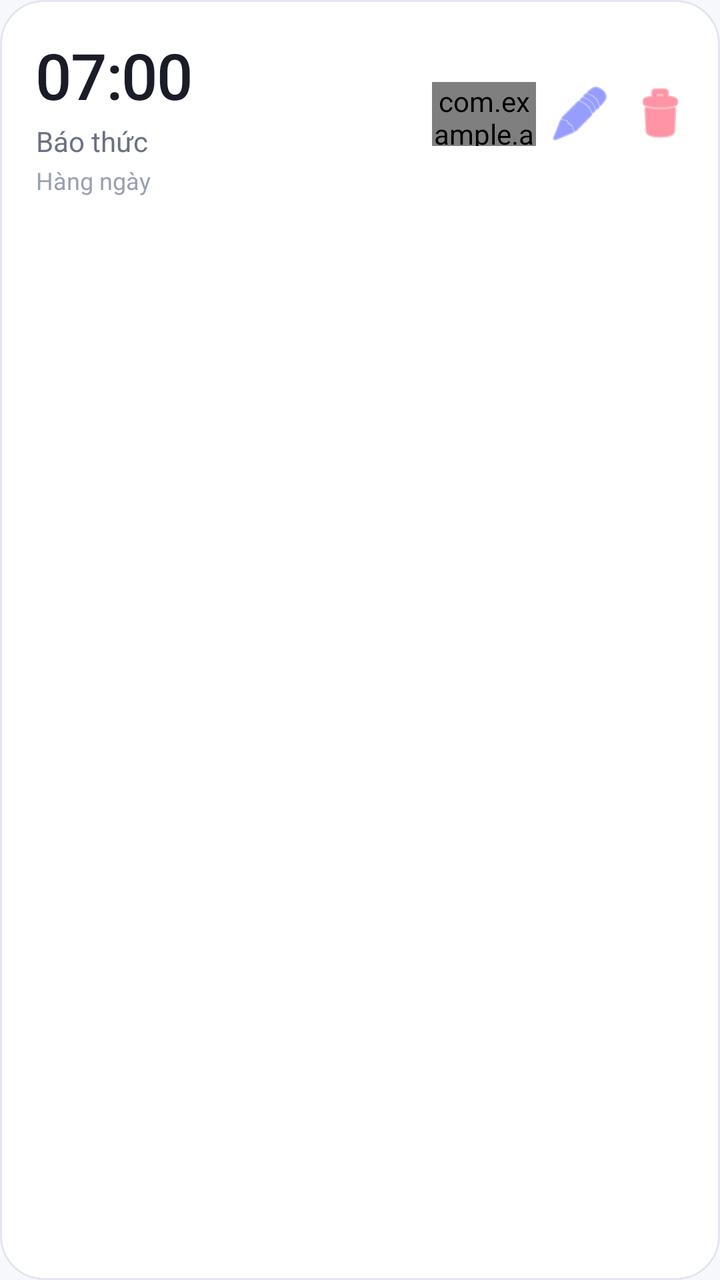
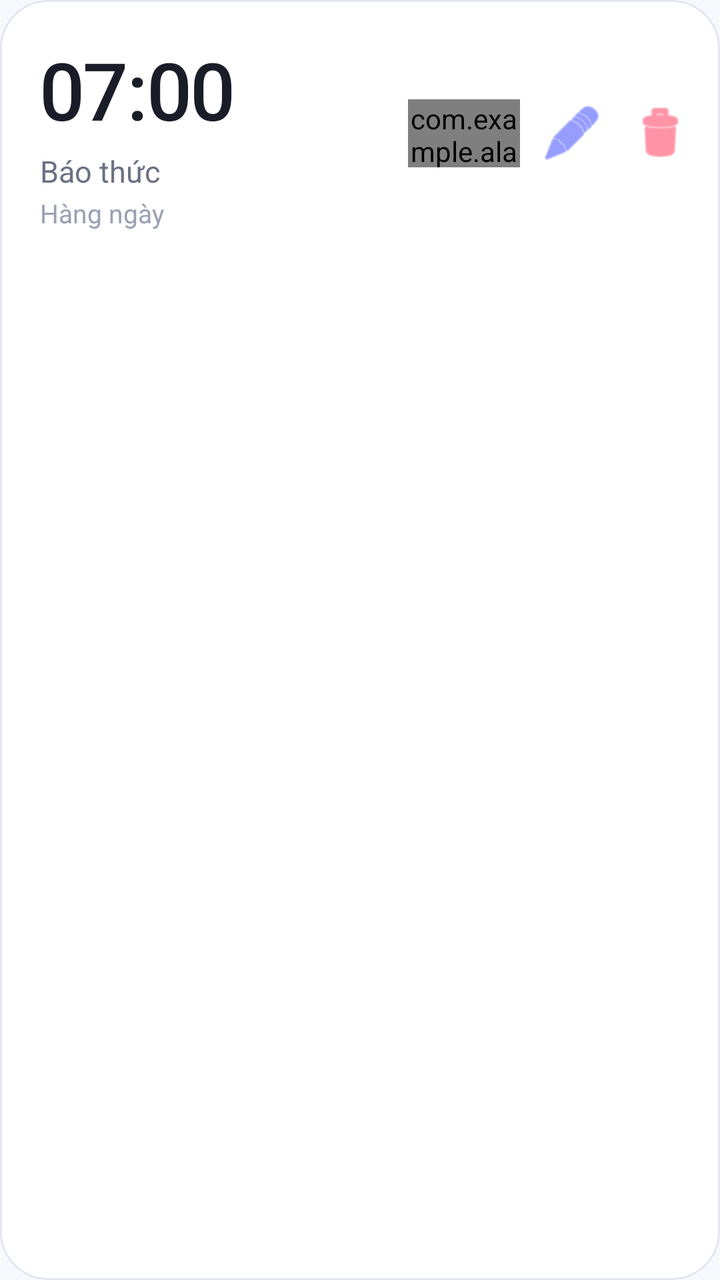

Two renders of the same Android screen: before a commit and after it. Below are the layout's source before the change and the commit's diff.
<!-- AndroidManifest.xml: application theme Theme.AlarmClock -->
<!-- res/layout/item_alarm.xml -->
<?xml version="1.0" encoding="utf-8"?>
<com.google.android.material.card.MaterialCardView
    xmlns:android="http://schemas.android.com/apk/res/android"
    xmlns:app="http://schemas.android.com/apk/res-auto"
    android:layout_width="match_parent"
    android:layout_height="wrap_content"
    android:layout_marginBottom="10dp"
    android:layout_marginHorizontal="2dp"
    app:cardElevation="0dp"
    app:cardCornerRadius="22dp"
    app:strokeWidth="1dp"
    app:strokeColor="@color/outline"
    app:cardBackgroundColor="@color/surface_card">

    <LinearLayout
        android:layout_width="match_parent"
        android:layout_height="wrap_content"
        android:orientation="horizontal"
        android:paddingStart="18dp"
        android:paddingEnd="10dp"
        android:paddingTop="16dp"
        android:paddingBottom="16dp"
        android:gravity="center_vertical">

        <LinearLayout
            android:layout_width="0dp"
            android:layout_height="wrap_content"
            android:layout_weight="1"
            android:orientation="vertical">

            <TextView
                android:id="@+id/tvTime"
                android:layout_width="wrap_content"
                android:layout_height="wrap_content"
                android:text="07:00"
                android:textSize="32sp"
                android:fontFamily="sans-serif-medium"
                android:letterSpacing="-0.02"
                android:textColor="@color/text_primary" />

            <TextView
                android:id="@+id/tvLabel"
                android:layout_width="wrap_content"
                android:layout_height="wrap_content"
                android:text="Báo thức"
                android:textSize="14sp"
                android:textColor="@color/text_secondary"
                android:layout_marginTop="2dp" />

            <TextView
                android:id="@+id/tvRepeat"
                android:layout_width="wrap_content"
                android:layout_height="wrap_content"
                android:text="Hàng ngày"
                android:textSize="12sp"
                android:textColor="@color/text_tertiary"
                android:layout_marginTop="2dp" />
        </LinearLayout>

        <com.example.alarmclock.LoadSwitchView
            android:id="@+id/switchEnabled"
            android:layout_width="52dp"
            android:layout_height="32dp"
            android:layout_marginEnd="2dp" />

        <ImageButton
            android:id="@+id/btnEdit"
            android:layout_width="40dp"
            android:layout_height="40dp"
            android:src="@android:drawable/ic_menu_edit"
            android:background="?attr/selectableItemBackgroundBorderless"
            android:contentDescription="Sửa"
            app:tint="@color/primary" />

        <ImageButton
            android:id="@+id/btnDelete"
            android:layout_width="40dp"
            android:layout_height="40dp"
            android:src="@android:drawable/ic_menu_delete"
            android:background="?attr/selectableItemBackgroundBorderless"
            android:contentDescription="Xóa"
            app:tint="@color/danger" />
    </LinearLayout>
</com.google.android.material.card.MaterialCardView>
<!-- resources referenced by this layout -->
<resources>
  <color name="danger">#FF4D6A</color>
  <color name="outline">#E2E5F0</color>
  <color name="primary">#4F5BFF</color>
  <color name="surface_card">#FFFFFF</color>
  <color name="text_primary">#1A1C28</color>
  <color name="text_secondary">#6B7085</color>
  <color name="text_tertiary">#9AA0B4</color>
  <style name="Theme.AlarmClock" parent="Theme.Material3.DayNight.NoActionBar">
          <item name="colorPrimary">@color/primary</item>
          <item name="colorPrimaryDark">@color/primary_dark</item>
          <item name="colorPrimaryContainer">@color/primary_container</item>
          <item name="colorOnPrimary">@color/on_primary</item>
          <item name="colorSecondary">@color/secondary</item>
          <item name="colorSecondaryContainer">@color/secondary_container</item>
          <item name="colorSurface">@color/surface</item>
          <item name="colorOnSurface">@color/text_primary</item>
          <item name="android:colorBackground">@color/surface</item>
          <item name="android:statusBarColor">@color/primary</item>
          <item name="android:navigationBarColor">@color/surface</item>
          <item name="android:windowLightNavigationBar">true</item>
          <item name="android:windowAnimationStyle">@style/WindowFadeThrough</item>
          <item name="materialCardViewStyle">@style/Card.Soft</item>
          <item name="materialButtonStyle">@style/Button.Soft</item>
      </style>
  <color name="primary_dark">#3A45D9</color>
  <color name="primary_container">#E8EAFF</color>
  <color name="on_primary">#FFFFFF</color>
  <color name="secondary">#7C5CFF</color>
  <color name="secondary_container">#F0EBFF</color>
  <color name="surface">#F7F8FC</color>
  <style name="WindowFadeThrough">
          <item name="android:activityOpenEnterAnimation">@anim/fade_through_enter</item>
          <item name="android:activityOpenExitAnimation">@anim/fade_through_exit</item>
          <item name="android:activityCloseEnterAnimation">@anim/fade_through_enter</item>
          <item name="android:activityCloseExitAnimation">@anim/fade_through_exit</item>
      </style>
  <style name="Card.Soft" parent="Widget.Material3.CardView.Elevated">
          <item name="cardCornerRadius">22dp</item>
          <item name="cardElevation">0dp</item>
          <item name="strokeWidth">1dp</item>
          <item name="strokeColor">@color/outline</item>
          <item name="cardBackgroundColor">@color/surface_card</item>
      </style>
  <style name="Button.Soft" parent="Widget.Material3.Button">
          <item name="cornerRadius">16dp</item>
          <item name="android:textAllCaps">false</item>
          <item name="backgroundTint">@color/primary</item>
      </style>
</resources>

<!-- the commit's change to res/layout/item_alarm.xml (unified diff, before → after) -->
@@ -4,10 +4,11 @@
     xmlns:app="http://schemas.android.com/apk/res-auto"
     android:layout_width="match_parent"
     android:layout_height="wrap_content"
-    android:layout_marginBottom="10dp"
-    android:layout_marginHorizontal="2dp"
+    android:layout_marginBottom="12dp"
+    android:layout_marginHorizontal="4dp"
+    android:minHeight="96dp"
     app:cardElevation="0dp"
-    app:cardCornerRadius="22dp"
+    app:cardCornerRadius="24dp"
     app:strokeWidth="1dp"
     app:strokeColor="@color/outline"
     app:cardBackgroundColor="@color/surface_card">
@@ -16,11 +17,12 @@
         android:layout_width="match_parent"
         android:layout_height="wrap_content"
         android:orientation="horizontal"
-        android:paddingStart="18dp"
-        android:paddingEnd="10dp"
-        android:paddingTop="16dp"
-        android:paddingBottom="16dp"
-        android:gravity="center_vertical">
+        android:paddingStart="20dp"
+        android:paddingEnd="8dp"
+        android:paddingTop="18dp"
+        android:paddingBottom="18dp"
+        android:gravity="center_vertical"
+        android:minHeight="96dp">
 
         <LinearLayout
             android:layout_width="0dp"
@@ -33,7 +35,7 @@
                 android:layout_width="wrap_content"
                 android:layout_height="wrap_content"
                 android:text="07:00"
-                android:textSize="32sp"
+                android:textSize="40sp"
                 android:fontFamily="sans-serif-medium"
                 android:letterSpacing="-0.02"
                 android:textColor="@color/text_primary" />
@@ -43,30 +45,30 @@
                 android:layout_width="wrap_content"
                 android:layout_height="wrap_content"
                 android:text="Báo thức"
-                android:textSize="14sp"
+                android:textSize="15sp"
                 android:textColor="@color/text_secondary"
-                android:layout_marginTop="2dp" />
+                android:layout_marginTop="4dp" />
 
             <TextView
                 android:id="@+id/tvRepeat"
                 android:layout_width="wrap_content"
                 android:layout_height="wrap_content"
                 android:text="Hàng ngày"
-                android:textSize="12sp"
+                android:textSize="13sp"
                 android:textColor="@color/text_tertiary"
                 android:layout_marginTop="2dp" />
         </LinearLayout>
 
         <com.example.alarmclock.LoadSwitchView
             android:id="@+id/switchEnabled"
-            android:layout_width="52dp"
-            android:layout_height="32dp"
-            android:layout_marginEnd="2dp" />
+            android:layout_width="56dp"
+            android:layout_height="34dp"
+            android:layout_marginEnd="4dp" />
 
         <ImageButton
             android:id="@+id/btnEdit"
-            android:layout_width="40dp"
-            android:layout_height="40dp"
+            android:layout_width="44dp"
+            android:layout_height="44dp"
             android:src="@android:drawable/ic_menu_edit"
             android:background="?attr/selectableItemBackgroundBorderless"
             android:contentDescription="Sửa"
@@ -74,8 +76,8 @@
 
         <ImageButton
             android:id="@+id/btnDelete"
-            android:layout_width="40dp"
-            android:layout_height="40dp"
+            android:layout_width="44dp"
+            android:layout_height="44dp"
             android:src="@android:drawable/ic_menu_delete"
             android:background="?attr/selectableItemBackgroundBorderless"
             android:contentDescription="Xóa"
